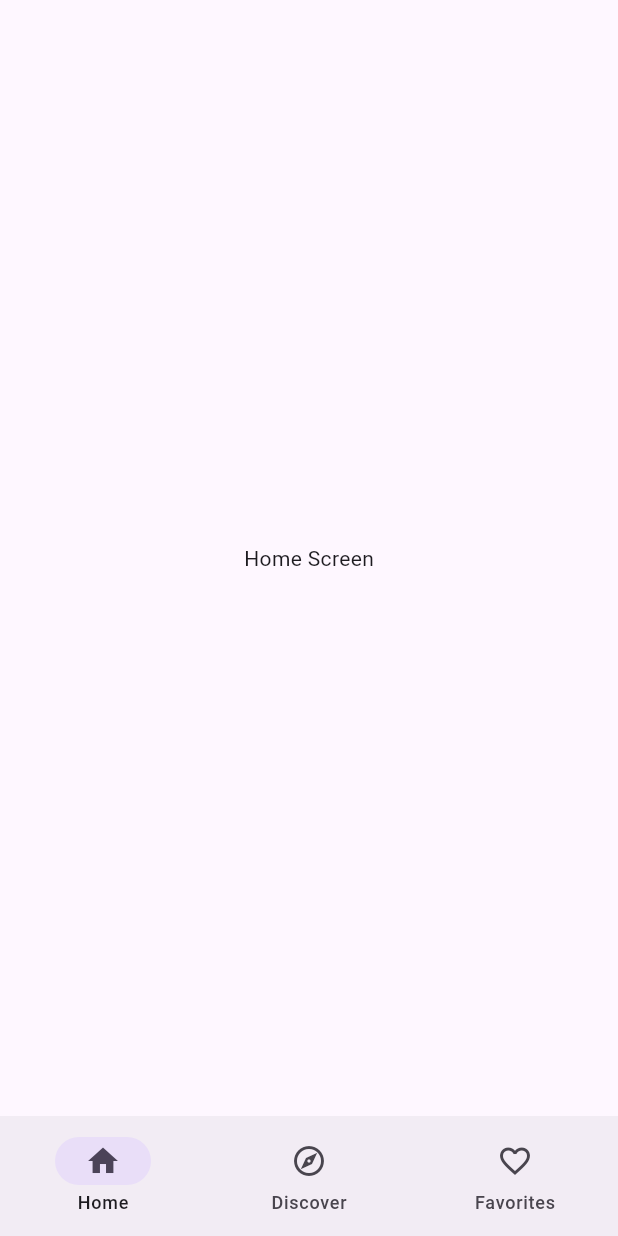
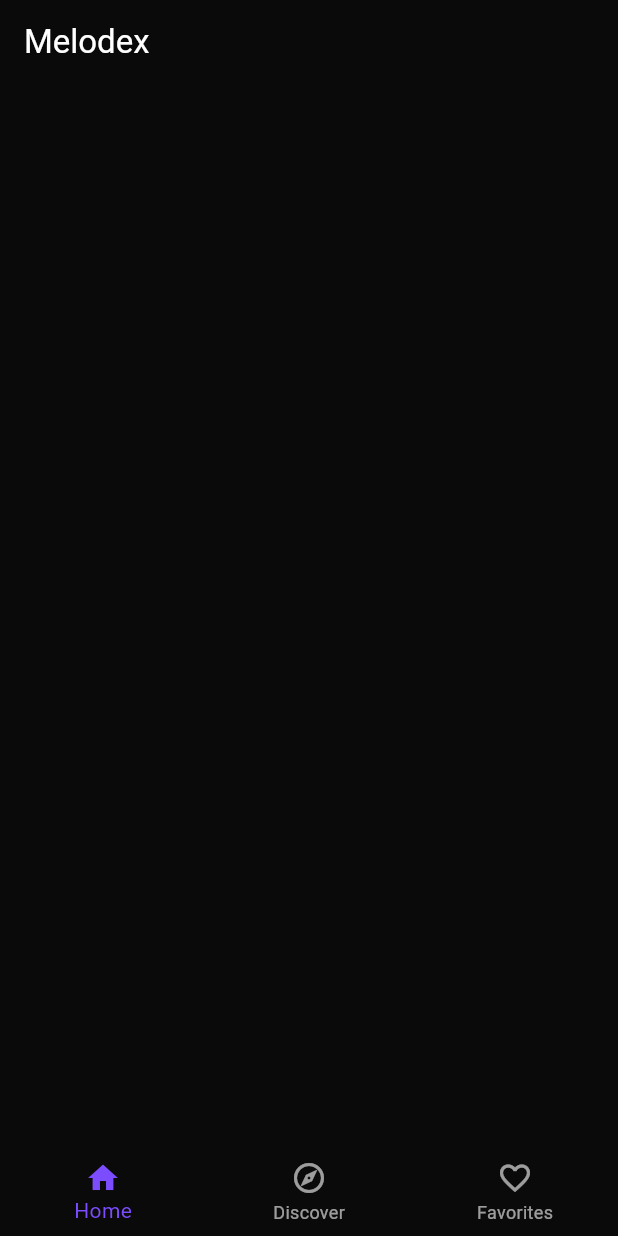
Before and after one commit to thizarakavinda/melodex, a Flutter app: the screen it shows after launch, on a phone screen of 412 x 824 dp. Run offline on Flutter 3.47's test engine with Material 3 defaults, Android fonts, the phone set to English and light mode, and no system bars.

Commit message:
init app theme with main UI

```diff
--- a/lib/main.dart
+++ b/lib/main.dart
@@ -16,6 +16,9 @@ class MyApp extends StatelessWidget {
       theme: ThemeData(
         useMaterial3: true,
         colorScheme: .fromSeed(seedColor: Colors.deepPurple),
+        splashColor: Colors.transparent,
+        highlightColor: Colors.transparent,
+        splashFactory: NoSplash.splashFactory,
       ),
       home: const MainView(),
     );
--- a/lib/theme/app_theme.dart
+++ b/lib/theme/app_theme.dart
@@ -0,0 +1,307 @@
+import 'package:flutter/material.dart';
+
+class AppTheme {
+  // ── Core palette from "Premium Dark Stream" Uizard theme ──────────────────
+  static const Color primary = Color(0xFF7C4DFF); // Primary #7C4DFF
+  static const Color bg = Color(0xFF0A0A0A); // Neutral #0A0A0A
+  static const Color surface = Color(0xFF1A1A1A); // Secondary #1A1A1A
+  static const Color card = Color(0xFF1A1A1A); // Secondary #1A1A1A
+  static const Color tertiary = Color(0xFFFFFFFF); // Tertiary #FFFFFF
+
+  // ── Text ─────────────────────────────────────────────────────────────────
+  static const Color textPrimary = Color(0xFFFFFFFF); // Tertiary full
+  static const Color textSecondary = Color(0x99FFFFFF); // white 60%
+  static const Color textHint = Color(0x61FFFFFF); // white 38%
+
+  // ── Dividers / borders ───────────────────────────────────────────────────
+  static const Color divider = Color(0x1FFFFFFF); // white 12%
+  static const Color dividerLight = Color(0x3DFFFFFF); // white 24%
+
+  // ── Legacy aliases (keep for existing widget compatibility) ───────────────
+  static const Color accent = primary;
+  static const Color accentAlt = Color(0xFFB085FF); // lighter purple tint
+
+  // ── ThemeData ─────────────────────────────────────────────────────────────
+  static ThemeData get dark => ThemeData(
+    useMaterial3: true,
+    brightness: Brightness.dark,
+    scaffoldBackgroundColor: bg,
+
+    colorScheme: const ColorScheme.dark(
+      primary: primary,
+      secondary: accentAlt,
+      surface: surface,
+      // ignore: deprecated_member_use
+      background: bg,
+      onPrimary: tertiary,
+      onSurface: textPrimary,
+      outline: divider,
+    ),
+
+    // ── AppBar ─────────────────────────────────────────────────────────
+    appBarTheme: const AppBarTheme(
+      backgroundColor: bg,
+      elevation: 0,
+      centerTitle: false,
+      iconTheme: IconThemeData(color: textPrimary),
+      titleTextStyle: TextStyle(
+        color: textPrimary,
+        fontSize: 22,
+        fontWeight: FontWeight.w700,
+        fontFamily: 'BeVietnamPro',
+        letterSpacing: -0.5,
+      ),
+    ),
+
+    // ── Typography (Be Vietnam Pro) ────────────────────────────────────
+    textTheme: const TextTheme(
+      // Headlines
+      headlineLarge: TextStyle(
+        color: textPrimary,
+        fontFamily: 'BeVietnamPro',
+        fontSize: 28,
+        fontWeight: FontWeight.w700,
+        letterSpacing: -1.0,
+      ),
+      headlineMedium: TextStyle(
+        color: textPrimary,
+        fontFamily: 'BeVietnamPro',
+        fontSize: 22,
+        fontWeight: FontWeight.w700,
+        letterSpacing: -0.5,
+      ),
+      headlineSmall: TextStyle(
+        color: textPrimary,
+        fontFamily: 'BeVietnamPro',
+        fontSize: 18,
+        fontWeight: FontWeight.w600,
+      ),
+      // Titles
+      titleLarge: TextStyle(
+        color: textPrimary,
+        fontFamily: 'BeVietnamPro',
+        fontSize: 16,
+        fontWeight: FontWeight.w600,
+      ),
+      titleMedium: TextStyle(
+        color: textPrimary,
+        fontFamily: 'BeVietnamPro',
+        fontSize: 15,
+        fontWeight: FontWeight.w600,
+      ),
+      titleSmall: TextStyle(
+        color: textSecondary,
+        fontFamily: 'BeVietnamPro',
+        fontSize: 13,
+        fontWeight: FontWeight.w500,
+      ),
+      // Body
+      bodyLarge: TextStyle(
+        color: textSecondary,
+        fontFamily: 'BeVietnamPro',
+        fontSize: 15,
+        fontWeight: FontWeight.w400,
+      ),
+      bodyMedium: TextStyle(
+        color: textSecondary,
+        fontFamily: 'BeVietnamPro',
+        fontSize: 13,
+        fontWeight: FontWeight.w400,
+      ),
+      bodySmall: TextStyle(
+        color: textHint,
+        fontFamily: 'BeVietnamPro',
+        fontSize: 12,
+        fontWeight: FontWeight.w400,
+      ),
+      // Label
+      labelLarge: TextStyle(
+        color: textPrimary,
+        fontFamily: 'BeVietnamPro',
+        fontSize: 14,
+        fontWeight: FontWeight.w500,
+      ),
+      labelMedium: TextStyle(
+        color: textSecondary,
+        fontFamily: 'BeVietnamPro',
+        fontSize: 12,
+        fontWeight: FontWeight.w500,
+      ),
+      labelSmall: TextStyle(
+        color: textHint,
+        fontFamily: 'BeVietnamPro',
+        fontSize: 11,
+        fontWeight: FontWeight.w400,
+      ),
+    ),
+
+    // ── Input / Search bar ─────────────────────────────────────────────
+    inputDecorationTheme: InputDecorationTheme(
+      filled: true,
+      fillColor: surface,
+      border: OutlineInputBorder(
+        borderRadius: BorderRadius.circular(12),
+        borderSide: BorderSide.none,
+      ),
+      enabledBorder: OutlineInputBorder(
+        borderRadius: BorderRadius.circular(12),
+        borderSide: const BorderSide(color: divider, width: 0.5),
+      ),
+      focusedBorder: OutlineInputBorder(
+        borderRadius: BorderRadius.circular(12),
+        borderSide: const BorderSide(color: primary, width: 1.5),
+      ),
+      hintStyle: const TextStyle(
+        color: textHint,
+        fontFamily: 'BeVietnamPro',
+        fontSize: 14,
+      ),
+      prefixIconColor: textHint,
+      suffixIconColor: textHint,
+      contentPadding: const EdgeInsets.symmetric(horizontal: 16, vertical: 14),
+    ),
+
+    // ── Buttons ────────────────────────────────────────────────────────
+
+    // Primary filled button (purple bg)
+    elevatedButtonTheme: ElevatedButtonThemeData(
+      style: ElevatedButton.styleFrom(
+        backgroundColor: primary,
+        foregroundColor: tertiary,
+        elevation: 0,
+        textStyle: const TextStyle(
+          fontFamily: 'BeVietnamPro',
+          fontSize: 14,
+          fontWeight: FontWeight.w600,
+        ),
+        shape: RoundedRectangleBorder(borderRadius: BorderRadius.circular(12)),
+        padding: const EdgeInsets.symmetric(horizontal: 20, vertical: 14),
+      ),
+    ),
+
+    // Outlined button
+    outlinedButtonTheme: OutlinedButtonThemeData(
+      style: OutlinedButton.styleFrom(
+        foregroundColor: primary,
+        side: const BorderSide(color: primary, width: 1.0),
+        textStyle: const TextStyle(
+          fontFamily: 'BeVietnamPro',
+          fontSize: 14,
+          fontWeight: FontWeight.w600,
+        ),
+        shape: RoundedRectangleBorder(borderRadius: BorderRadius.circular(12)),
+        padding: const EdgeInsets.symmetric(horizontal: 20, vertical: 14),
+      ),
+    ),
+
+    // Text button
+    textButtonTheme: TextButtonThemeData(
+      style: TextButton.styleFrom(
+        foregroundColor: primary,
+        textStyle: const TextStyle(
+          fontFamily: 'BeVietnamPro',
+          fontSize: 14,
+          fontWeight: FontWeight.w600,
+        ),
+      ),
+    ),
+
+    // ── Icon ──────────────────────────────────────────────────────────
+    iconTheme: const IconThemeData(color: textSecondary, size: 24),
+
+    // ── Bottom Navigation Bar ─────────────────────────────────────────
+    bottomNavigationBarTheme: const BottomNavigationBarThemeData(
+      backgroundColor: Color(0xFF111111),
+      selectedItemColor: primary,
+      unselectedItemColor: textHint,
+      showSelectedLabels: true,
+      showUnselectedLabels: true,
+      type: BottomNavigationBarType.fixed,
+      elevation: 0,
+      selectedLabelStyle: TextStyle(
+        fontFamily: 'BeVietnamPro',
+        fontSize: 11,
+        fontWeight: FontWeight.w500,
+      ),
+      unselectedLabelStyle: TextStyle(
+        fontFamily: 'BeVietnamPro',
+        fontSize: 11,
+        fontWeight: FontWeight.w400,
+      ),
+    ),
+
+    // ── Card ──────────────────────────────────────────────────────────
+    cardTheme: CardThemeData(
+      color: surface,
+      elevation: 0,
+      margin: const EdgeInsets.symmetric(horizontal: 16, vertical: 4),
+      shape: RoundedRectangleBorder(
+        borderRadius: BorderRadius.circular(12),
+        side: const BorderSide(color: divider, width: 0.5),
+      ),
+    ),
+
+    // ── Chip (genre tags) ─────────────────────────────────────────────
+    chipTheme: ChipThemeData(
+      backgroundColor: surface,
+      selectedColor: primary.withOpacity(0.18),
+      labelStyle: const TextStyle(
+        color: textPrimary,
+        fontFamily: 'BeVietnamPro',
+        fontSize: 13,
+        fontWeight: FontWeight.w500,
+      ),
+      side: const BorderSide(color: primary, width: 1.0),
+      shape: RoundedRectangleBorder(borderRadius: BorderRadius.circular(20)),
+      padding: const EdgeInsets.symmetric(horizontal: 14, vertical: 8),
+    ),
+
+    // ── Slider (seek bar) ─────────────────────────────────────────────
+    sliderTheme: SliderThemeData(
+      activeTrackColor: primary,
+      inactiveTrackColor: dividerLight,
+      thumbColor: tertiary,
+      overlayColor: primary.withOpacity(0.20),
+      trackHeight: 3.0,
+      thumbShape: const RoundSliderThumbShape(enabledThumbRadius: 6),
+      overlayShape: const RoundSliderOverlayShape(overlayRadius: 14),
+    ),
+
+    // ── Progress indicator (mini player bar) ──────────────────────────
+    progressIndicatorTheme: const ProgressIndicatorThemeData(
+      color: primary,
+      linearTrackColor: divider,
+      linearMinHeight: 2.0,
+    ),
+
+    // ── Divider ───────────────────────────────────────────────────────
+    dividerTheme: const DividerThemeData(
+      color: divider,
+      thickness: 0.5,
+      space: 0,
+    ),
+
+    // ── List tile ────────────────────────────────────────────────────
+    listTileTheme: const ListTileThemeData(
+      tileColor: surface,
+      iconColor: textSecondary,
+      textColor: textPrimary,
+      contentPadding: EdgeInsets.symmetric(horizontal: 16, vertical: 4),
+      shape: RoundedRectangleBorder(
+        borderRadius: BorderRadius.all(Radius.circular(12)),
+      ),
+    ),
+
+    // ── SnackBar ─────────────────────────────────────────────────────
+    snackBarTheme: SnackBarThemeData(
+      backgroundColor: surface,
+      contentTextStyle: const TextStyle(
+        color: textPrimary,
+        fontFamily: 'BeVietnamPro',
+        fontSize: 13,
+      ),
+      shape: RoundedRectangleBorder(borderRadius: BorderRadius.circular(12)),
+      behavior: SnackBarBehavior.floating,
+    ),
+  );
+}
--- a/lib/views/discover_screen.dart
+++ b/lib/views/discover_screen.dart
@@ -1,4 +1,5 @@
 import 'package:flutter/material.dart';
+import 'package:melodex/theme/app_theme.dart';
 
 class DiscoverScreen extends StatefulWidget {
   const DiscoverScreen({super.key});
@@ -10,10 +11,6 @@ class DiscoverScreen extends StatefulWidget {
 class _DiscoverScreenState extends State<DiscoverScreen> {
   @override
   Widget build(BuildContext context) {
-    return Scaffold(
-      body: Center(
-        child: Text("Discover Screen"),
-      ),
-    );
+    return Scaffold(backgroundColor: AppTheme.bg);
   }
 }
--- a/lib/views/favorites_screen.dart
+++ b/lib/views/favorites_screen.dart
@@ -1,4 +1,5 @@
 import 'package:flutter/material.dart';
+import 'package:melodex/theme/app_theme.dart';
 
 class FavoritesScreen extends StatefulWidget {
   const FavoritesScreen({super.key});
@@ -10,10 +11,6 @@ class FavoritesScreen extends StatefulWidget {
 class _FavoritesScreenState extends State<FavoritesScreen> {
   @override
   Widget build(BuildContext context) {
-    return Scaffold(
-      body: Center(
-        child: Text("Favorites Screen"),
-      ),
-    );
+    return Scaffold(backgroundColor: AppTheme.bg);
   }
 }
--- a/lib/views/home_screen.dart
+++ b/lib/views/home_screen.dart
@@ -1,4 +1,5 @@
 import 'package:flutter/material.dart';
+import 'package:melodex/theme/app_theme.dart';
 
 class HomeScreen extends StatefulWidget {
   const HomeScreen({super.key});
@@ -11,9 +12,12 @@ class _HomeScreenState extends State<HomeScreen> {
   @override
   Widget build(BuildContext context) {
     return Scaffold(
-      body: Center(
-        child: Text("Home Screen"),
+      backgroundColor: AppTheme.bg,
+      appBar: AppBar(
+        backgroundColor: AppTheme.bg,
+        title: Text('Melodex', style: TextStyle(color: Colors.white)),
       ),
+      body: SafeArea(child: Column()),
     );
   }
 }
--- a/lib/views/main_view.dart
+++ b/lib/views/main_view.dart
@@ -1,4 +1,6 @@
 import 'package:flutter/material.dart';
+import 'package:flutter/services.dart';
+import 'package:melodex/theme/app_theme.dart';
 import 'package:melodex/views/discover_screen.dart';
 import 'package:melodex/views/favorites_screen.dart' show FavoritesScreen;
 import 'package:melodex/views/home_screen.dart';
@@ -20,29 +22,41 @@ class _MainViewState extends State<MainView> {
   ];
   @override
   Widget build(BuildContext context) {
-    return Scaffold(
+    return AnnotatedRegion<SystemUiOverlayStyle>(
+      value: const SystemUiOverlayStyle(
+        statusBarColor: Colors.transparent,
+        statusBarIconBrightness: Brightness.light, // ✅ white icons
+        statusBarBrightness: Brightness.dark, // iOS
+      ),
+      child: Scaffold(
         body: IndexedStack(index: _currentIndex, children: _screens),
-      bottomNavigationBar: NavigationBar(
-        selectedIndex: _currentIndex,
-        onDestinationSelected: (index) => setState(() => _currentIndex = index),
-        destinations: const [
-          NavigationDestination(
+        bottomNavigationBar: BottomNavigationBar(
+          currentIndex: _currentIndex,
+          onTap: (index) => setState(() => _currentIndex = index),
+          backgroundColor: AppTheme.bg,
+          selectedItemColor: AppTheme.primary,
+          unselectedItemColor: AppTheme.textSecondary,
+          elevation: 0,
+          type: BottomNavigationBarType.fixed,
+          items: const [
+            BottomNavigationBarItem(
               icon: Icon(Icons.home_outlined),
-            selectedIcon: Icon(Icons.home),
+              activeIcon: Icon(Icons.home),
               label: 'Home',
             ),
-          NavigationDestination(
+            BottomNavigationBarItem(
               icon: Icon(Icons.explore_outlined),
-            selectedIcon: Icon(Icons.explore),
+              activeIcon: Icon(Icons.explore),
               label: 'Discover',
             ),
-          NavigationDestination(
+            BottomNavigationBarItem(
               icon: Icon(Icons.favorite_outline),
-            selectedIcon: Icon(Icons.favorite),
+              activeIcon: Icon(Icons.favorite),
               label: 'Favorites',
             ),
           ],
         ),
+      ),
     );
   }
 }
--- a/pubspec.yaml
+++ b/pubspec.yaml
@@ -35,6 +35,7 @@ dependencies:
   # Use with the CupertinoIcons class for iOS style icons.
   cupertino_icons: ^1.0.8
   get: ^4.7.3
+  google_fonts: ^8.1.0
 
 dev_dependencies:
   flutter_test:
```
Also changed, not shown: pubspec.lock, 2 other files. Lines whose indentation alone changed are shown as unchanged.
